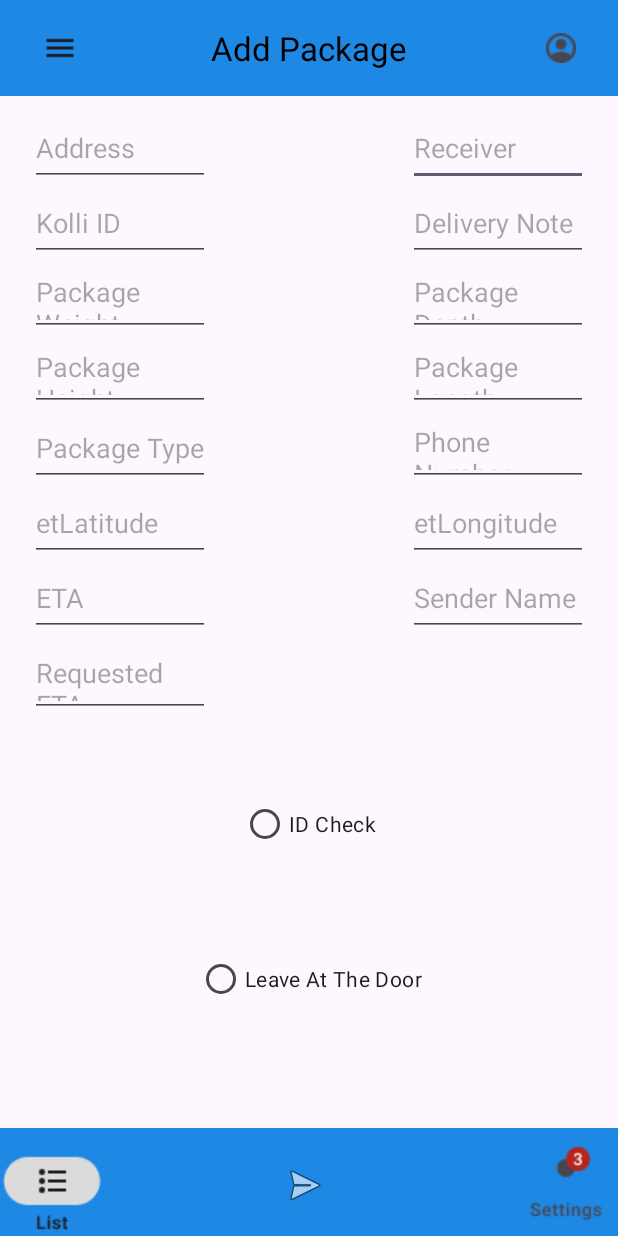
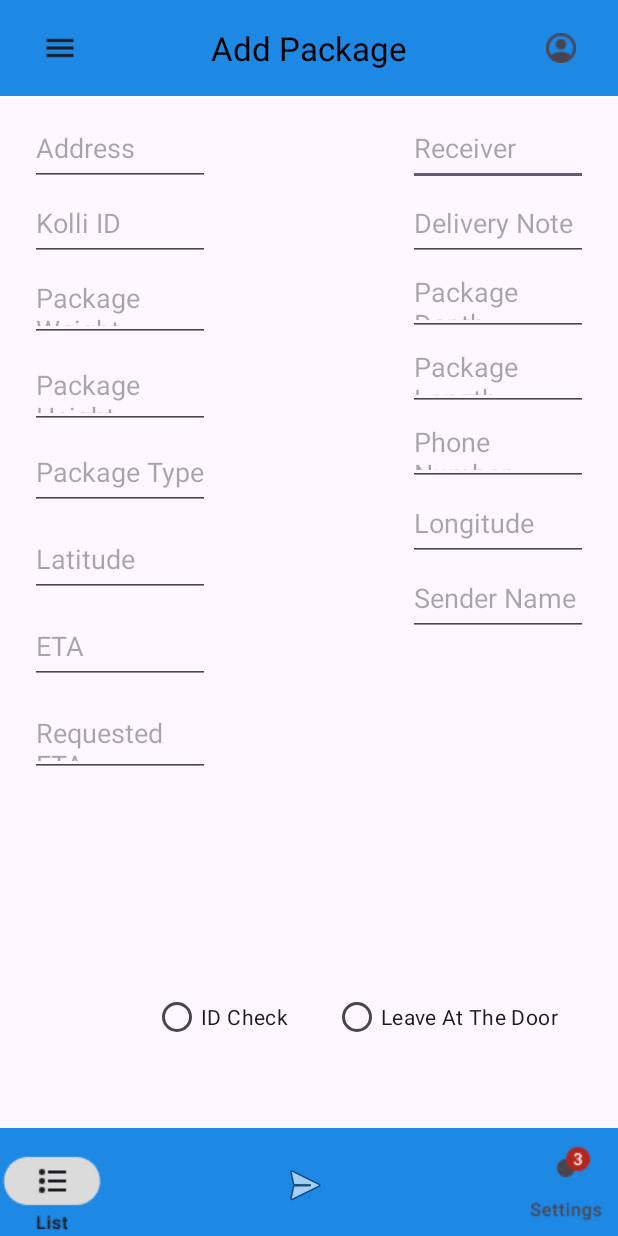
Before and after one commit to Dalmanner/Turbo-Transport, an Android app: the AddPackageActivity screen opened directly, with no data from a screen before it, on a phone screen of 412 x 824 dp. Run offline under Robolectric (Android 15) with nearby library versions, the phone set to English and light mode, and no system bars; our stand-ins replace Firebase (no records; nobody signed in at launch, a user with empty details on screens opened directly); Roboto replaces fonts that are not available here.

Commit message:
MD minor fixes

```diff
--- a/app/src/main/java/com/example/turbo_transport/PackageActivity.kt
+++ b/app/src/main/java/com/example/turbo_transport/PackageActivity.kt
@@ -108,7 +108,7 @@ class PackageActivity : AppCompatActivity() {
 
                     //Start setting values from Firebase
                     textViewAddress.text = thisPackage.address
-                    textViewName.text = thisPackage.nameOfReceiver
+                    textViewName.text = thisPackage.userIdReceiver
                     textViewPhonenumber.text = thisPackage.telephoneNumber
                     textViewDeliveryInstructions.text = thisPackage.deliveryNote
                     textViewPackageInfoWeight.text = thisPackage.packageWeight.toString() + " kg"
--- a/app/src/main/res/layout/activity_add_package.xml
+++ b/app/src/main/res/layout/activity_add_package.xml
@@ -30,16 +30,6 @@
         app:layout_constraintTop_toBottomOf="@+id/topAppBar" />
 
     <EditText
-        android:id="@+id/etPackageType"
-        android:layout_width="120dp"
-        android:layout_height="50dp"
-        android:layout_marginStart="20dp"
-        android:ems="10"
-        android:hint="Package Type"
-        app:layout_constraintStart_toStartOf="parent"
-        app:layout_constraintTop_toBottomOf="@+id/etPackageHeight" />
-
-    <EditText
         android:id="@+id/etPhoneNumber"
         android:layout_width="120dp"
         android:layout_height="50dp"
@@ -48,37 +38,6 @@
         android:hint="Phone Number"
         app:layout_constraintEnd_toEndOf="parent"
         app:layout_constraintTop_toBottomOf="@+id/etPackageLength" />
-
-    <EditText
-        android:id="@+id/etExpectedDeliveryTime"
-        android:layout_width="120dp"
-        android:layout_height="50dp"
-        android:layout_marginStart="20dp"
-        android:ems="10"
-        android:hint="ETA"
-        app:layout_constraintStart_toStartOf="parent"
-        app:layout_constraintTop_toBottomOf="@+id/etLatitude" />
-
-    <EditText
-        android:id="@+id/etLatitude"
-        android:layout_width="120dp"
-        android:layout_height="50dp"
-        android:layout_marginStart="20dp"
-        android:ems="10"
-        android:hint="etLatitude"
-        app:layout_constraintStart_toStartOf="parent"
-        app:layout_constraintTop_toBottomOf="@+id/etPackageType" />
-
-    <EditText
-        android:id="@+id/etRequestedDeliveryTime"
-        android:layout_width="120dp"
-        android:layout_height="50dp"
-        android:layout_marginStart="20dp"
-        android:layout_marginTop="4dp"
-        android:ems="10"
-        android:hint="Requested ETA"
-        app:layout_constraintStart_toStartOf="parent"
-        app:layout_constraintTop_toBottomOf="@+id/etExpectedDeliveryTime" />
 
     <EditText
         android:id="@+id/etKolliId"
@@ -91,24 +50,70 @@
         app:layout_constraintTop_toBottomOf="@+id/etAddress" />
 
     <EditText
-        android:id="@+id/etPackageWeight"
+        android:id="@+id/etRequestedDeliveryTime"
         android:layout_width="120dp"
         android:layout_height="50dp"
         android:layout_marginStart="20dp"
+        android:layout_marginTop="12dp"
         android:ems="10"
-        android:hint="Package Weight"
+        android:hint="Requested ETA"
         app:layout_constraintStart_toStartOf="parent"
-        app:layout_constraintTop_toBottomOf="@+id/etKolliId" />
+        app:layout_constraintTop_toBottomOf="@+id/etExpectedDeliveryTime" />
+
+    <EditText
+        android:id="@+id/etExpectedDeliveryTime"
+        android:layout_width="120dp"
+        android:layout_height="50dp"
+        android:layout_marginStart="20dp"
+        android:layout_marginTop="8dp"
+        android:ems="10"
+        android:hint="ETA"
+        app:layout_constraintStart_toStartOf="parent"
+        app:layout_constraintTop_toBottomOf="@+id/etLatitude" />
 
     <EditText
         android:id="@+id/etPackageHeight"
         android:layout_width="120dp"
         android:layout_height="50dp"
         android:layout_marginStart="20dp"
+        android:layout_marginTop="8dp"
         android:ems="10"
         android:hint="Package Height"
         app:layout_constraintStart_toStartOf="parent"
         app:layout_constraintTop_toBottomOf="@+id/etPackageWeight" />
+
+    <EditText
+        android:id="@+id/etPackageType"
+        android:layout_width="120dp"
+        android:layout_height="50dp"
+        android:layout_marginStart="20dp"
+        android:layout_marginTop="4dp"
+        android:ems="10"
+        android:hint="Package Type"
+        app:layout_constraintStart_toStartOf="parent"
+        app:layout_constraintTop_toBottomOf="@+id/etPackageHeight" />
+
+    <EditText
+        android:id="@+id/etLatitude"
+        android:layout_width="120dp"
+        android:layout_height="50dp"
+        android:layout_marginStart="20dp"
+        android:layout_marginTop="8dp"
+        android:ems="10"
+        android:hint="Latitude"
+        app:layout_constraintStart_toStartOf="parent"
+        app:layout_constraintTop_toBottomOf="@+id/etPackageType" />
+
+    <EditText
+        android:id="@+id/etPackageWeight"
+        android:layout_width="120dp"
+        android:layout_height="50dp"
+        android:layout_marginStart="20dp"
+        android:layout_marginTop="4dp"
+        android:ems="10"
+        android:hint="Package Weight"
+        app:layout_constraintStart_toStartOf="parent"
+        app:layout_constraintTop_toBottomOf="@+id/etKolliId" />
 
     <EditText
         android:id="@+id/etSenderName2"
@@ -126,7 +131,7 @@
         android:layout_height="50dp"
         android:layout_marginEnd="20dp"
         android:ems="10"
-        android:hint="etLongitude"
+        android:hint="Longitude"
         app:layout_constraintEnd_toEndOf="parent"
         app:layout_constraintTop_toBottomOf="@+id/etPhoneNumber" />
 
@@ -164,27 +169,23 @@
         android:id="@+id/etIdentityCheck"
         android:layout_width="wrap_content"
         android:layout_height="wrap_content"
-        android:layout_marginTop="500dp"
-        android:layout_marginBottom="19dp"
+        android:layout_marginStart="92dp"
+        android:layout_marginEnd="20dp"
+        android:layout_marginBottom="50dp"
         android:text="ID Check"
-        app:layout_constraintBottom_toTopOf="@+id/etLeaveAtTheDoor"
-        app:layout_constraintEnd_toEndOf="parent"
-        app:layout_constraintHorizontal_bias="0.498"
-        app:layout_constraintStart_toStartOf="parent"
-        app:layout_constraintTop_toTopOf="parent" />
+        app:layout_constraintBottom_toTopOf="@+id/bottomAppBar"
+        app:layout_constraintEnd_toStartOf="@+id/etLeaveAtTheDoor"
+        app:layout_constraintStart_toStartOf="parent" />
 
     <RadioButton
         android:id="@+id/etLeaveAtTheDoor"
         android:layout_width="wrap_content"
         android:layout_height="wrap_content"
-        android:layout_marginTop="10dp"
+        android:layout_marginEnd="40dp"
         android:layout_marginBottom="50dp"
         android:text="Leave At The Door"
         app:layout_constraintBottom_toTopOf="@+id/bottomAppBar"
-        app:layout_constraintEnd_toEndOf="parent"
-        app:layout_constraintStart_toStartOf="parent"
-        app:layout_constraintTop_toBottomOf="@+id/etIdentityCheck"
-        app:layout_constraintVertical_bias="0.73" />
+        app:layout_constraintEnd_toEndOf="parent" />
 
     <com.google.android.material.appbar.MaterialToolbar
         android:id="@+id/topAppBar"
```
